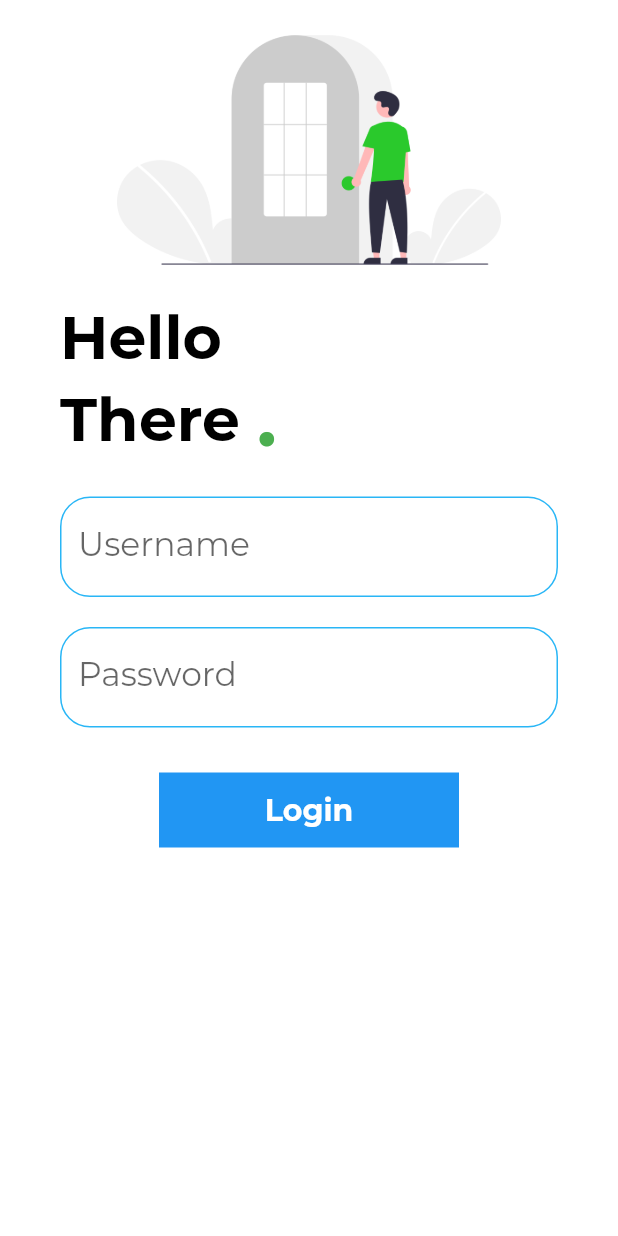
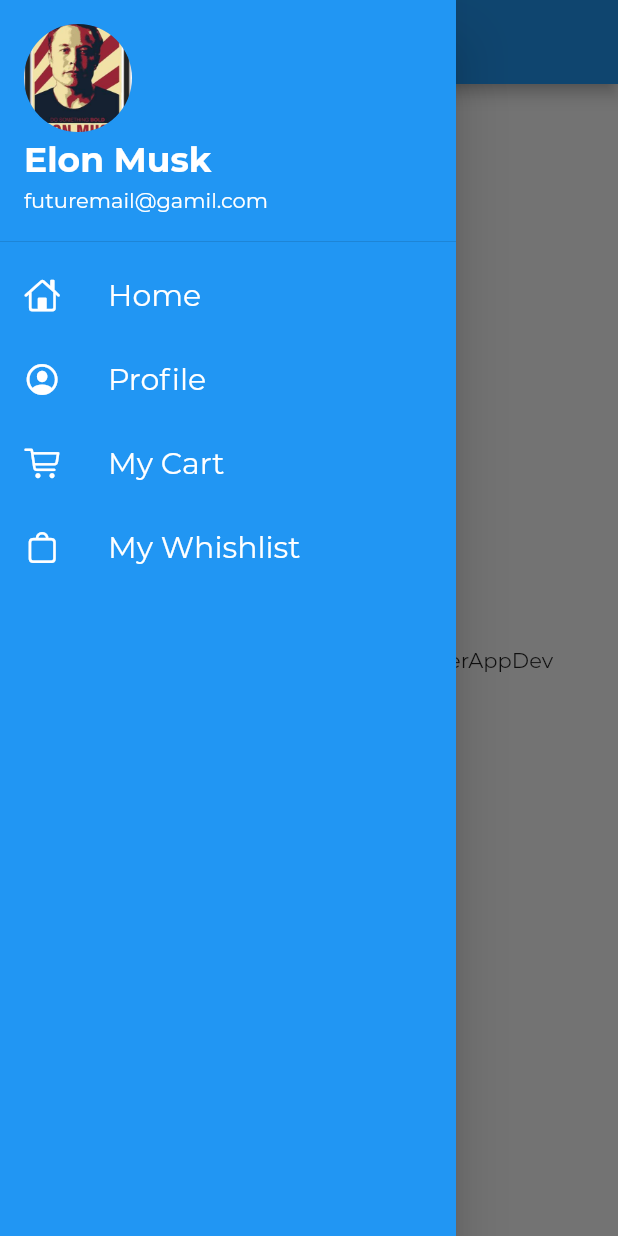
Before and after one commit to ShubhamDalvi1999/FlutterLoginPage, a Flutter app: the screen it shows after launch, with the side drawer open (before the commit the screen has no drawer), on a phone screen of 412 x 824 dp. Run offline on Flutter 3.47's test engine with Material 2 defaults, Android fonts, the phone set to English and light mode, and no system bars.

Commit message:
Drawer added to the home page

```diff
--- a/lib/main.dart
+++ b/lib/main.dart
@@ -24,7 +24,7 @@ class MyApp extends StatelessWidget {
         brightness: Brightness.dark,
       ),
       routes:{
-        "/":(context)=> LoginPage(),
+        "/":(context)=> HomePage(),
         MyRoutes.HomeRoute:(context)=> HomePage(),
         MyRoutes.LoginRoute:(context)=> LoginPage(),
       },
--- a/lib/pages/home_page.dart
+++ b/lib/pages/home_page.dart
@@ -1,3 +1,4 @@
+import 'package:catelogeapp/widgets/drawer.dart';
 import "package:flutter/material.dart";
 
 class HomePage extends StatelessWidget {
@@ -7,11 +8,17 @@ class HomePage extends StatelessWidget {
     int day=30;
     String name="FlutterAppDev";
     return Scaffold(
-        body: Center(
-          child: Container(
-            child: Text("Welcome to $day day of flutter by $name"),
-          ),
+      appBar: AppBar(
+        title: Text("Catelog App"),
+      ),
+      body: Center(
+        child: Container(
+          child: Text("Welcome to $day day of flutter by $name"),
         ),
-      );
+      ),
+      drawer: MyDrawer(),
+
+
+    );
   }
 }
--- /dev/null
+++ b/lib/widgets/drawer.dart
@@ -0,0 +1,99 @@
+import 'package:flutter/cupertino.dart';
+import 'package:flutter/material.dart';
+
+class MyDrawer extends StatelessWidget {
+  const MyDrawer({Key? key}) : super(key: key);
+
+  @override
+  Widget build(BuildContext context) {
+    return Drawer(
+      child: Container(
+        color: Colors.blue,
+        child: ListView(
+          padding: EdgeInsets.zero,
+          children: [
+            DrawerHeader(
+              padding: EdgeInsets.zero,
+              child:UserAccountsDrawerHeader(
+                margin: EdgeInsets.zero,
+                accountName: Text("Elon Musk",
+                style: TextStyle(
+                  fontSize: 23,
+                  fontWeight: FontWeight.bold,
+                 ),
+                 ),
+                accountEmail: Text("futuremail@gamil.com"),
+                currentAccountPicture: CircleAvatar(
+                  backgroundImage: AssetImage(
+                    "assets/images/elonmusk.jpeg"
+                  ),
+                ),
+              ),
+            ),
+            ListTile(
+              selectedTileColor: Colors.purple,
+              leading: Icon(
+                CupertinoIcons.home,
+                color: Colors.white,
+
+              ),
+              title: Text("Home",
+              style: TextStyle(
+                  fontSize: 20,
+                  color: Colors.white,
+                  //fontWeight: FontWeight.bold,
+                 ),
+              ),
+
+            ),
+            ListTile(
+              selectedTileColor: Colors.purple,
+              leading: Icon(
+                CupertinoIcons.profile_circled,
+                color: Colors.white,
+              ),
+              title: Text("Profile",
+              style: TextStyle(
+                  fontSize: 20,
+                  color: Colors.white,
+                  //fontWeight: FontWeight.bold,
+                 ),
+              ),
+
+            ),
+            ListTile(
+              selectedTileColor: Colors.purple,
+              leading: Icon(
+                CupertinoIcons.shopping_cart,
+                color: Colors.white,
+
+              ),
+              title: Text("My Cart",
+              style: TextStyle(
+                  fontSize: 20,
+                  color: Colors.white,
+                 ),
+              ),
+
+            ),
+            ListTile(
+              selectedTileColor: Colors.purple,
+              leading: Icon(
+                CupertinoIcons.bag,
+                color: Colors.white,
+
+              ),
+              title: Text("My Whishlist",
+              style: TextStyle(
+                  fontSize: 20,
+                  color: Colors.white,
+                 ),
+              ),
+
+            )
+          ],
+        ),
+      ),
+    );
+  }
+}
```
Also changed, not shown: assets/images/elonmusk.jpeg (added).
